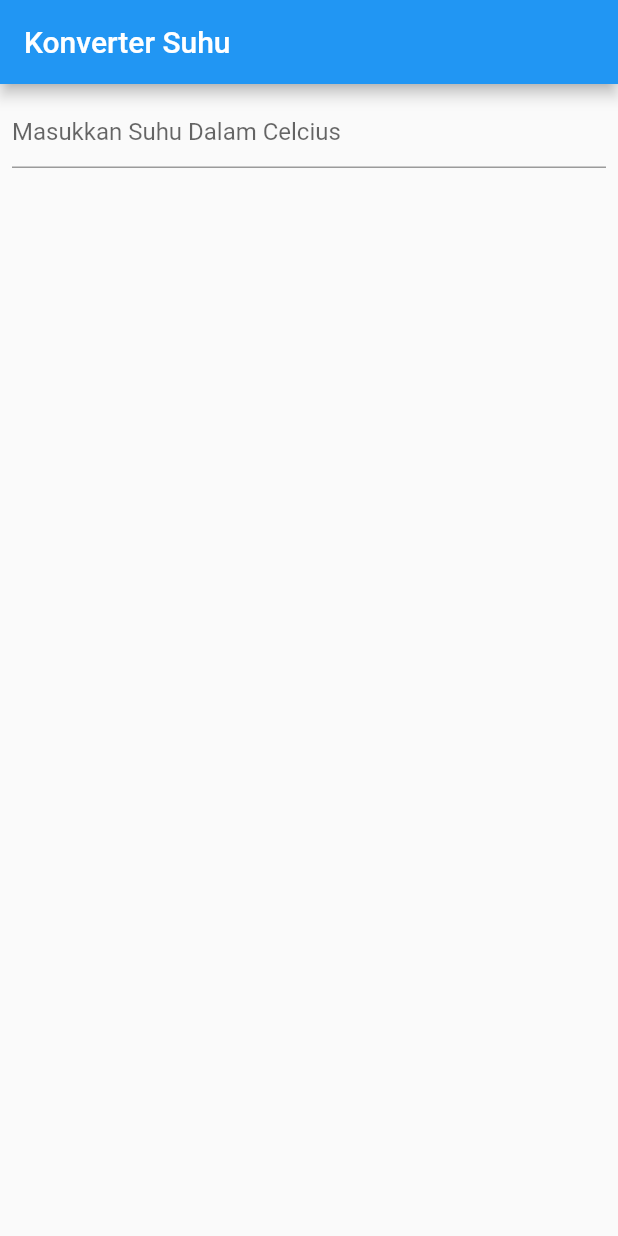
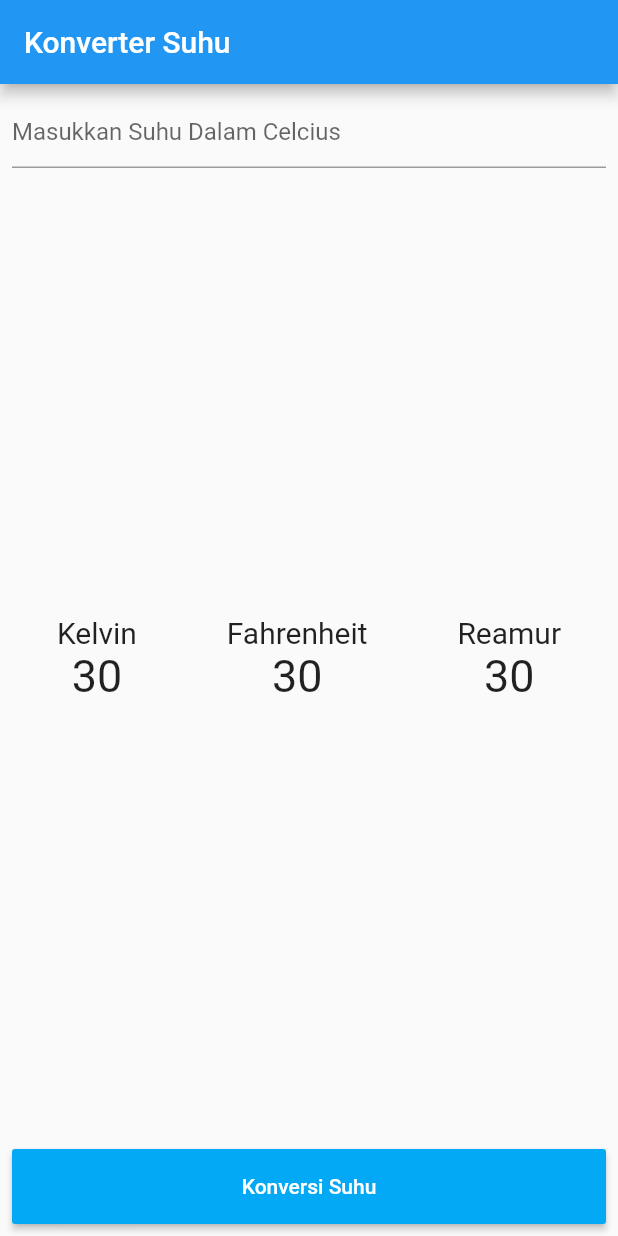
Before and after one commit to Milayn/konversi_suhu, a Flutter app: the screen it shows after launch, on a phone screen of 412 x 824 dp. Run offline on Flutter 3.47's test engine with Material 2 defaults, Android fonts, the phone set to English and light mode, and no system bars.

Commit message:
update layout

```diff
--- a/lib/main.dart
+++ b/lib/main.dart
@@ -7,11 +7,13 @@ void main() {
 
 class MyApp extends StatelessWidget {
   const MyApp({Key? key}) : super(key: key);
-
   // This widget is the root of your application.
+  // TextEditingController etInput = new TextEditingController();
   @override
   Widget build(BuildContext context) {
+    var etInput;
     return MaterialApp(
+        debugShowCheckedModeBanner: false,
         title: 'Flutter Demo',
         theme: ThemeData(
           primarySwatch: Colors.blue,
@@ -24,19 +26,78 @@ class MyApp extends StatelessWidget {
           body: Container(
             margin: EdgeInsets.all(8),
             child: Column(
+              mainAxisAlignment: MainAxisAlignment.spaceBetween,
               children: [
                 TextFormField(
-                  decoration: InputDecoration(
-                    hintText: 'Masukkan Suhu Dalam Celcius',
-                  ),
-                  inputFormatters: <TextInputFormatter>[
-                    FilteringTextInputFormatter.digitsOnly
-                  ],
+                  decoration:
+                      InputDecoration(hintText: "Masukkan Suhu Dalam Celcius"),
+                  inputFormatters: [FilteringTextInputFormatter.digitsOnly],
+                  controller: etInput,
                   keyboardType: TextInputType.number,
                 ),
+                Row(
+                  mainAxisAlignment: MainAxisAlignment.spaceAround,
+                  children: [
+                    Column(
+                      children: [
+                        Text("Kelvin", style: TextStyle(fontSize: 20)),
+                        Text("30", style: TextStyle(fontSize: 30)),
+                      ],
+                    ),
+                    Column(
+                      children: [
+                        Text("Fahrenheit", style: TextStyle(fontSize: 20)),
+                        Text("30", style: TextStyle(fontSize: 30)),
+                      ],
+                    ),
+                    Column(
+                      children: [
+                        Text("Reamur", style: TextStyle(fontSize: 20)),
+                        Text("30", style: TextStyle(fontSize: 30)),
+                      ],
+                    ),
+                  ],
+                ),
+                Container(
+                    width: double.infinity,
+                    height: 50,
+                    child: RaisedButton(
+                      onPressed: () {},
+                      color: Colors.lightBlue,
+                      textColor: Colors.white,
+                      child: Text("Konversi Suhu"),
+                    ))
               ],
             ),
           ),
+          // body: Container(
+          //   margin: EdgeInsets.all(8),
+          //   child: Column(
+          //     children: [
+          //       TextFormField(
+          //         decoration: InputDecoration(
+          //           hintText: 'Masukkan Suhu Dalam Celcius',
+          //         ),
+          //         inputFormatters: <TextInputFormatter>[
+          //           FilteringTextInputFormatter.digitsOnly
+          //         ],
+          //         keyboardType: TextInputType.number,
+          //       ),
+
+          //       ElevatedButton(
+          //         style: ElevatedButton.styleFrom(
+          //           primary: Colors.blue,
+          //           minimumSize: const Size.fromHeight(50), // NEW
+          //         ),
+          //         onPressed: () {},
+          //         child: const Text(
+          //           'Konversi Suhu',
+          //           style: TextStyle(fontSize: 15, color: Colors.white),
+          //         ),
+          //       ),
+          //     ],
+          //   ),
+          // ),
         ));
   }
 }
```
